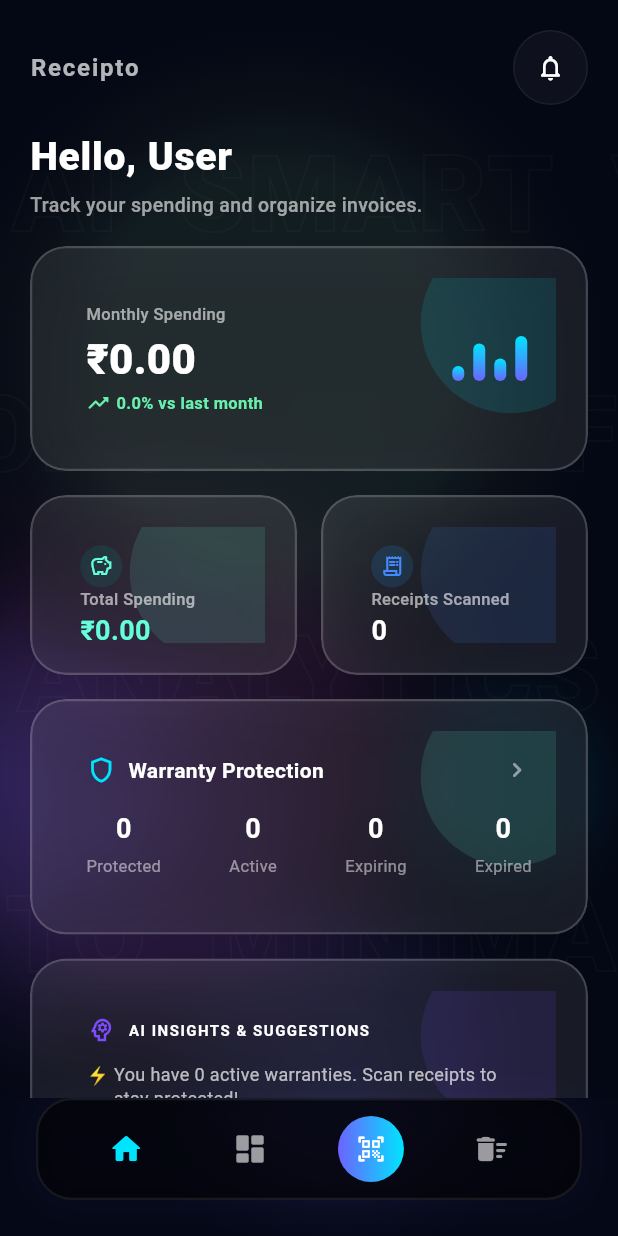
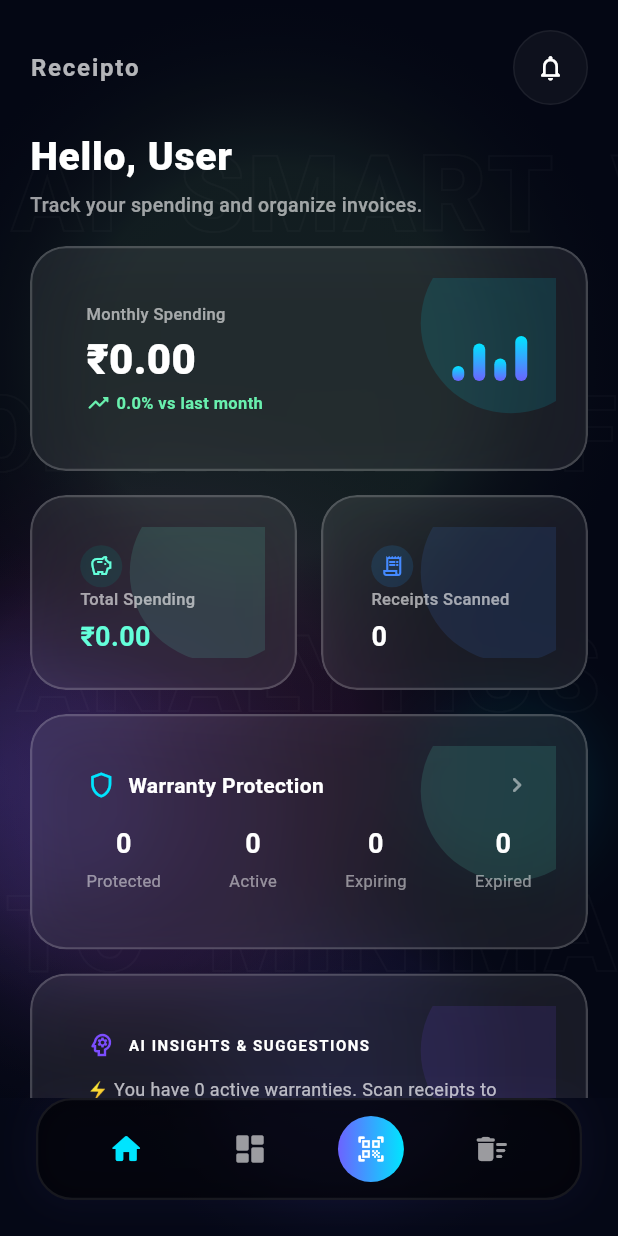
Before and after one commit to Sagarspoojary/Recipto, a Flutter app: the DashboardScreen screen opened by its route, on a phone screen of 412 x 824 dp. Run offline on Flutter 3.47's test engine with Material 3 defaults, Android fonts, the phone set to English and light mode, and no system bars; our stand-ins replace camera, cloud_firestore, file_picker, firebase_auth, firebase_core, fl_chart and 13 more; missing offline and left inert: google_mlkit_text_recognition; accounts and stored records are empty.

Commit message:
Fix layout overflows on double-column stats cards by increasing height and truncating labels

```diff
--- a/lib/screens/dashboard_screen.dart
+++ b/lib/screens/dashboard_screen.dart
@@ -276,14 +276,13 @@ class _DashboardScreenState extends ConsumerState<DashboardScreen>
                       // Left Card: Total Spending
                       Expanded(
                         child: SizedBox(
-                          height: 120,
+                          height: 130,
                           child: BentoCard(
                             glowColor: Colors.tealAccent,
                             child: Padding(
-                              padding: const EdgeInsets.all(12.0),
+                              padding: const EdgeInsets.symmetric(horizontal: 12.0, vertical: 12.0),
                               child: Column(
                                 crossAxisAlignment: CrossAxisAlignment.start,
-                                mainAxisAlignment: MainAxisAlignment.spaceBetween,
                                 children: [
                                   Container(
                                     padding: const EdgeInsets.all(6),
@@ -293,7 +292,14 @@ class _DashboardScreenState extends ConsumerState<DashboardScreen>
                                     ),
                                     child: const Icon(Icons.savings_outlined, color: Colors.tealAccent, size: 16),
                                   ),
-                                  const Text('Total Spending', style: TextStyle(fontSize: 11, fontWeight: FontWeight.w500, color: Colors.white60)),
+                                  const Spacer(),
+                                  const Text(
+                                    'Total Spending',
+                                    maxLines: 1,
+                                    overflow: TextOverflow.ellipsis,
+                                    style: TextStyle(fontSize: 11, fontWeight: FontWeight.w500, color: Colors.white60),
+                                  ),
+                                  const SizedBox(height: 4),
                                   FittedBox(
                                     fit: BoxFit.scaleDown,
                                     child: Text(
@@ -311,14 +317,13 @@ class _DashboardScreenState extends ConsumerState<DashboardScreen>
                       // Right Card: Receipts Scanned
                       Expanded(
                         child: SizedBox(
-                          height: 120,
+                          height: 130,
                           child: BentoCard(
                             glowColor: Colors.blueAccent,
                             child: Padding(
-                              padding: const EdgeInsets.all(12.0),
+                              padding: const EdgeInsets.symmetric(horizontal: 12.0, vertical: 12.0),
                               child: Column(
                                 crossAxisAlignment: CrossAxisAlignment.start,
-                                mainAxisAlignment: MainAxisAlignment.spaceBetween,
                                 children: [
                                   Container(
                                     padding: const EdgeInsets.all(6),
@@ -328,7 +333,14 @@ class _DashboardScreenState extends ConsumerState<DashboardScreen>
                                     ),
                                     child: const Icon(Icons.receipt_long_outlined, color: Colors.blueAccent, size: 16),
                                   ),
-                                  const Text('Receipts Scanned', style: TextStyle(fontSize: 11, fontWeight: FontWeight.w500, color: Colors.white60)),
+                                  const Spacer(),
+                                  const Text(
+                                    'Receipts Scanned',
+                                    maxLines: 1,
+                                    overflow: TextOverflow.ellipsis,
+                                    style: TextStyle(fontSize: 11, fontWeight: FontWeight.w500, color: Colors.white60),
+                                  ),
+                                  const SizedBox(height: 4),
                                   Text(
                                     '$totalReceipts',
                                     style: const TextStyle(fontSize: 18, fontWeight: FontWeight.bold, color: Colors.white),
```
